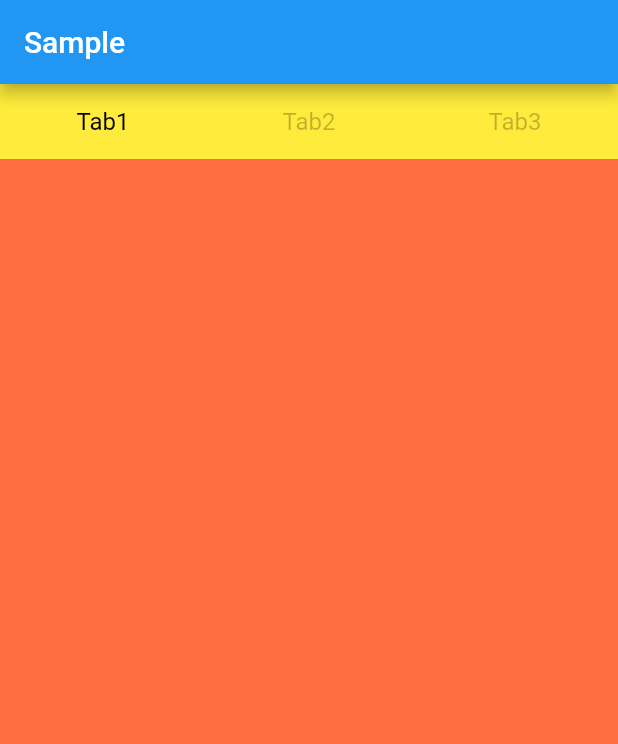
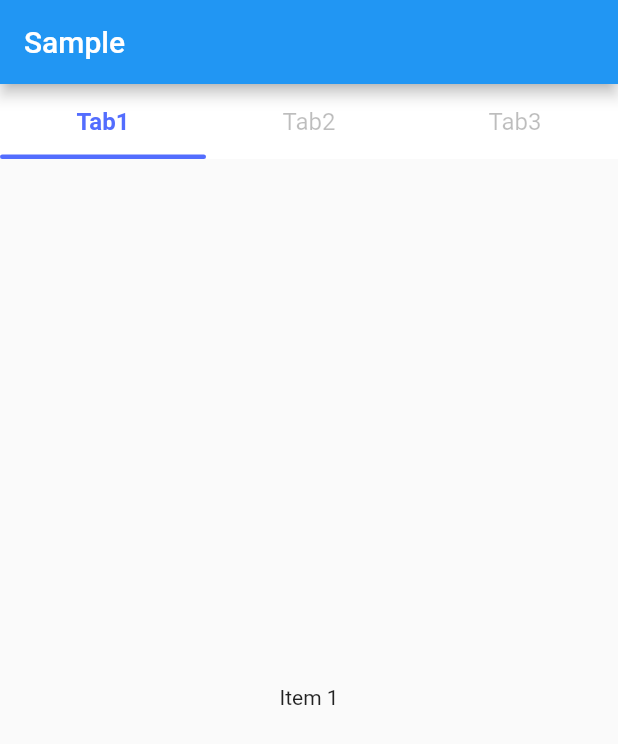
Before and after one commit to MobMaxime/flutter_tabbar_top, a Flutter app: the screen it shows after launch, on a phone screen of 412 x 824 dp. Shown: the top 744 px of the screen. Run offline on Flutter 3.47's test engine with Material 2 defaults, Android fonts, the phone set to English and light mode, and no system bars.

Commit message:
- Update Sample Code - Add Demo Gif

```diff
--- a/example/lib/main.dart
+++ b/example/lib/main.dart
@@ -34,9 +34,9 @@ class _MyHomePageState extends State<MyHomePage> {
   @override
   void initState() {
     super.initState();
-    lstPages.add(PageTabItemModel(title: "Tab1", page: Container(color: Colors.deepOrangeAccent)));
-    lstPages.add(PageTabItemModel(title: "Tab2", page: Container(color: Colors.indigoAccent)));
-    lstPages.add(PageTabItemModel(title: "Tab3", page: Container(color: Colors.tealAccent)));
+    lstPages.add(PageTabItemModel(title: "Tab1", page: const Center(child: Text("Item 1"))));
+    lstPages.add(PageTabItemModel(title: "Tab2", page: const Center(child: Text("Item 2"))));
+    lstPages.add(PageTabItemModel(title: "Tab3", page: const Center(child: Text("Item 3"))));
   }
 
   @override
@@ -52,7 +52,7 @@ class _MyHomePageState extends State<MyHomePage> {
               controller: _controller,
               pages: lstPages,
               isSwipable: true,
-              tabBackgroundColor: Colors.yellow,
+              tabBackgroundColor: Colors.white,
               tabitemBuilder: (context, index) {
                 return InkWell(
                   onTap: () {
@@ -60,12 +60,24 @@ class _MyHomePageState extends State<MyHomePage> {
                   },
                   child: SizedBox(
                     width: MediaQuery.of(context).size.width / lstPages.length,
-                    child: Center(
-                      child: Text(
-                        lstPages[index].title ?? "",
-                        style: TextStyle(
-                            color: _controller.currentIndex == index ? Colors.black : Colors.black26, fontSize: 16),
-                      ),
+                    child: Stack(
+                      alignment: Alignment.bottomCenter,
+                      children: [
+                        Center(
+                          child: Text(
+                            lstPages[index].title ?? "",
+                            style: TextStyle(
+                                fontWeight: _controller.currentIndex == index ? FontWeight.w700 : FontWeight.w400,
+                                color: _controller.currentIndex == index ? Colors.indigoAccent : Colors.black26,
+                                fontSize: 16),
+                          ),
+                        ),
+                        Container(
+                            height: 3,
+                            decoration: BoxDecoration(
+                                borderRadius: BorderRadius.circular(8),
+                                color: _controller.currentIndex == index ? Colors.indigoAccent : Colors.transparent)),
+                      ],
                     ),
                   ),
                 );
```
Also changed, not shown: tab_demo.gif (added).
